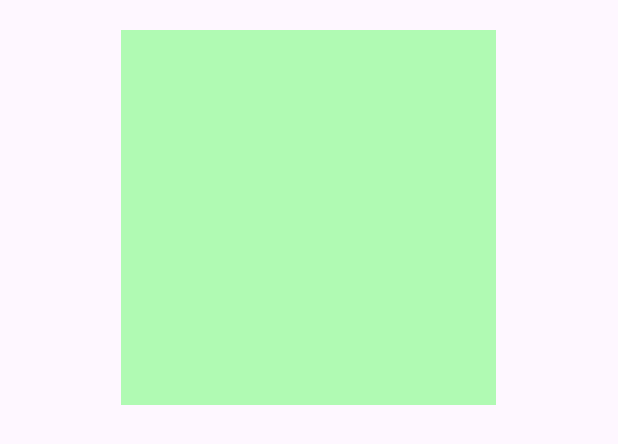
After one commit to ermolenkoA/CatApp, an Android app: the layout cat_list_item.xml on its own in the app's theme, with its tools: preview values and no code run, on a phone screen of 412 x 824 dp. The commit adds this screen. Shown: the top 444 px of the screen. Run offline under Robolectric (Android 15) with nearby library versions, the phone set to English and light mode, and no system bars; network calls fail.

Commit message:
Added RecyclerView, Glige and ProgressBar

```diff
--- a/app/build.gradle
+++ b/app/build.gradle
@@ -55,6 +55,11 @@ dependencies {
     // ViewModel
     implementation 'androidx.lifecycle:lifecycle-viewmodel-ktx:2.6.1'
     implementation 'androidx.fragment:fragment-ktx:1.6.1'
+    //ViewBinding
+    implementation 'com.android.databinding:viewbinding:8.1.0'
+    //Glide
+    implementation 'com.github.bumptech.glide:glide:4.15.1'
+    annotationProcessor 'com.github.bumptech.glide:compiler:4.14.2'
 
     implementation 'androidx.core:core-ktx:1.10.1'
     implementation 'androidx.appcompat:appcompat:1.6.1'
--- a/app/src/main/AndroidManifest.xml
+++ b/app/src/main/AndroidManifest.xml
@@ -16,7 +16,7 @@
         android:theme="@style/Theme.CatApp"
         tools:targetApi="31">
         <activity
-            android:name=".MainActivity"
+            android:name=".ui.MainActivity"
             android:exported="true">
             <intent-filter>
                 <action android:name="android.intent.action.MAIN" />
--- a/app/src/main/java/com/example/catapp/domain/CatRepository.kt
+++ b/app/src/main/java/com/example/catapp/domain/CatRepository.kt
@@ -4,5 +4,5 @@ import com.example.catapp.remote.network.CatApiInterface
 import javax.inject.Inject
 
 class CatRepository @Inject constructor(private val apiInterface: CatApiInterface) {
-    fun getCats(page: Int, amount: Int) = apiInterface.getCats(amount, page)
+    suspend fun getCats(page: Int, amount: Int) = apiInterface.getCats(amount, page)
 }
--- a/app/src/main/java/com/example/catapp/remote/network/CatApiInterface.kt
+++ b/app/src/main/java/com/example/catapp/remote/network/CatApiInterface.kt
@@ -2,14 +2,15 @@ package com.example.catapp.remote.network
 
 import com.example.catapp.remote.data.CatModel
 import retrofit2.Call
+import retrofit2.Response
 import retrofit2.http.GET
 import retrofit2.http.Query
 
 interface CatApiInterface {
     @GET(".")
-    fun getCats(
+    suspend fun getCats(
         @Query("limit") amount: Int,
         @Query("page") page: Int,
         @Query("api_key") key: String = "live_e6rbpuwWo8pKad7dJATpQ6uD3I26h0v53XEkU5nim1ppRNPfIhFnt7odK5P0Ex2y"
-    ): Call<List<CatModel>?>
+    ): Response<List<CatModel>?>
 }
--- /dev/null
+++ b/app/src/main/res/layout/cat_list_item.xml
@@ -0,0 +1,20 @@
+<?xml version="1.0" encoding="utf-8"?>
+<androidx.constraintlayout.widget.ConstraintLayout xmlns:android="http://schemas.android.com/apk/res/android"
+    xmlns:app="http://schemas.android.com/apk/res-auto"
+    android:layout_width="match_parent"
+    android:layout_height="wrap_content"
+    xmlns:tools="http://schemas.android.com/tools">
+
+    <ImageView
+        android:id="@+id/catImageView"
+        android:layout_width="250dp"
+        android:layout_height="250dp"
+        android:layout_margin="20dp"
+        app:layout_constraintBottom_toBottomOf="parent"
+        app:layout_constraintEnd_toEndOf="parent"
+        app:layout_constraintHorizontal_bias="0.498"
+        app:layout_constraintStart_toStartOf="parent"
+        app:layout_constraintTop_toTopOf="parent"
+        tools:background="#B0FAB3"
+        android:importantForAccessibility="no"/>
+</androidx.constraintlayout.widget.ConstraintLayout>
```
Also changed, not shown: app/src/main/java/com/example/catapp/MainActivity.kt (deleted, +0 -28 lines), app/src/main/java/com/example/catapp/domain/MainActivityViewModel.kt (+20 -17 lines), app/src/main/java/com/example/catapp/ui/CatAdapter.kt (added, +55 -0 lines), app/src/main/java/com/example/catapp/ui/MainActivity.kt (added, +53 -0 lines), app/src/main/res/layout/activity_main.xml (+14 -3 lines).
